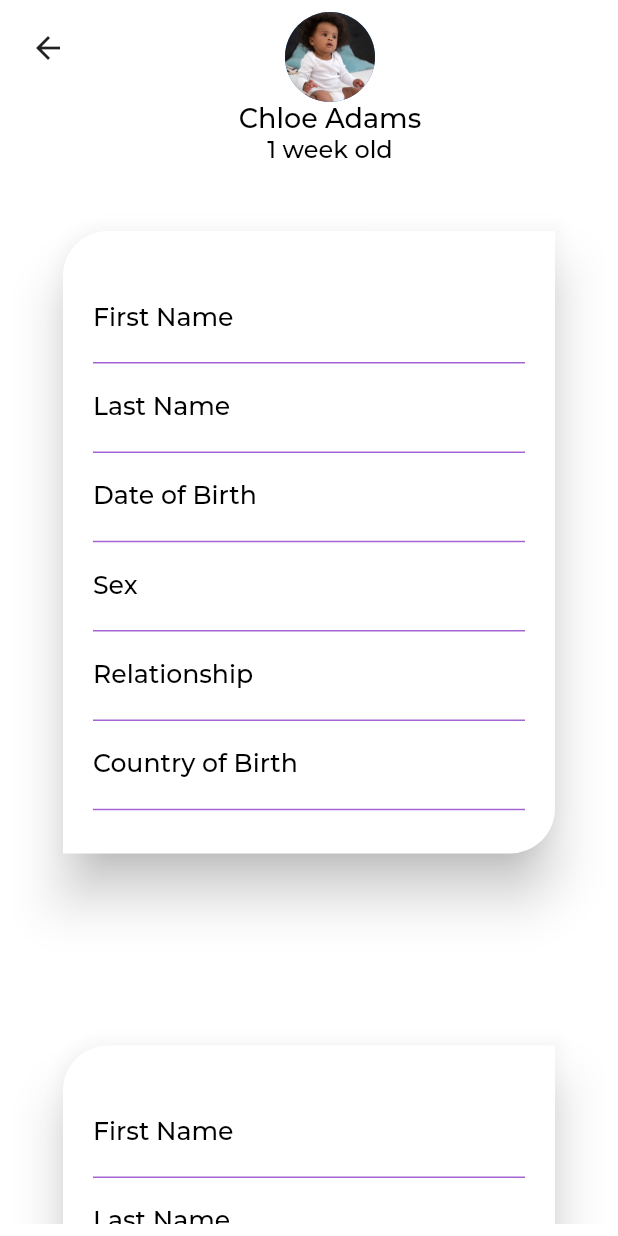
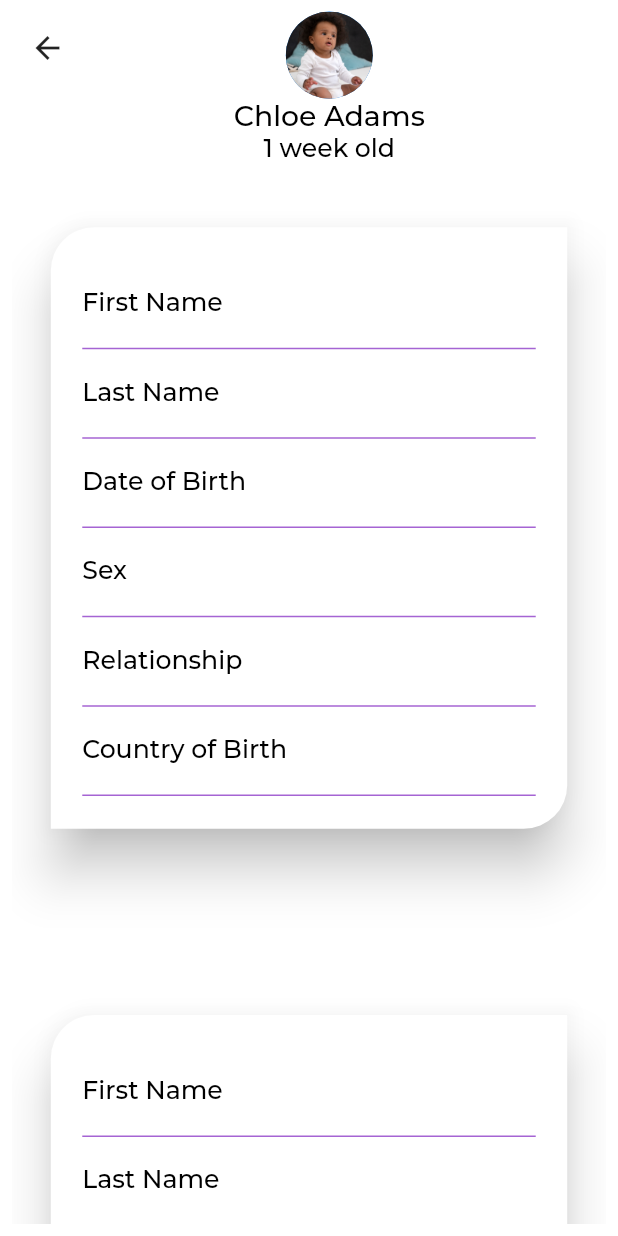
Before and after one commit to MaxTrent/immune_africa, a Flutter app: the AddVaccines screen opened directly, on a phone screen of 412 x 824 dp. Run offline on Flutter 3.47's test engine with Material 2 defaults, Android fonts, the phone set to English and light mode, and no system bars; our stand-ins replace cloud_firestore, country_picker, csc_picker, dotted_border, firebase_auth, firebase_core and 8 more; missing offline and left inert: firebase_app_check; accounts and stored records are empty.

Commit message:
change screen dimension

```diff
--- a/lib/screens/add_vaccines.dart
+++ b/lib/screens/add_vaccines.dart
@@ -1,4 +1,5 @@
 import 'package:flutter/material.dart';
+import 'package:flutter_screenutil/flutter_screenutil.dart';
 import 'package:flutter_svg/flutter_svg.dart';
 
 import '../Widgets/widgets.dart';
@@ -13,7 +14,7 @@ class AddVaccines extends StatelessWidget {
       resizeToAvoidBottomInset: false,
       body: SafeArea(
         child: Padding(
-          padding: const EdgeInsets.all(8.0),
+          padding: EdgeInsets.all(8.0.r),
           child: Column(
             children: [
               Row(
@@ -23,16 +24,16 @@ class AddVaccines extends StatelessWidget {
                   IconButton(icon: const Icon(Icons.arrow_back), onPressed: (){Navigator.of(context).pop();},),
                   Column(crossAxisAlignment: CrossAxisAlignment.center,
                     children: [
-                      const CircleAvatar(backgroundImage: AssetImage('assets/baby2.png'), radius: 30,),
-                      Text('Chloe Adams', style: Theme.of(context).textTheme.headline1!.copyWith(color: Colors.black, fontSize: 18),),
-                      Text('1 week old', style: Theme.of(context).textTheme.headline1!.copyWith(color: Colors.black, fontSize: 16),),
+                      CircleAvatar(backgroundImage: AssetImage('assets/baby2.png'), radius: 30.r,),
+                      Text('Chloe Adams', style: Theme.of(context).textTheme.headline1!.copyWith(color: Colors.black, fontSize: 18.sp),),
+                      Text('1 week old', style: Theme.of(context).textTheme.headline1!.copyWith(color: Colors.black, fontSize: 16.sp),),
 
                     ],
                   ),
-                  const SizedBox(width: 20,),
+                  SizedBox(width: 20.w,),
                 ],
               ),
-              const SizedBox(height: 10,),
+              SizedBox(height: 10.h,),
 
               Expanded(
                 child: SingleChildScrollView(
@@ -44,20 +45,20 @@ class AddVaccines extends StatelessWidget {
                             // mainAxisAlignment: MainAxisAlignment.center,
                             crossAxisAlignment: CrossAxisAlignment.start,
                             children: [
-                              const SizedBox(height: 30,),
+                              SizedBox(height: 30.h,),
                               SizedBox(
-                                height: 423,
-                                width: 336,
+                                height: 423.h,
+                                width: 336.w,
                                 child: Card(
-                                  shape: const RoundedRectangleBorder(
+                                  shape: RoundedRectangleBorder(
                                       borderRadius: BorderRadius.only(
-                                          topLeft: Radius.circular(30),
-                                          bottomRight: Radius.circular(30)
+                                          topLeft: Radius.circular(30.r),
+                                          bottomRight: Radius.circular(30.r)
                                       )
                                   ),
                                   elevation: 15,
                                   child: Padding(
-                                    padding: const EdgeInsets.symmetric(horizontal: 20),
+                                    padding: EdgeInsets.symmetric(horizontal: 20.w),
                                     child: Column(
                                       mainAxisAlignment: MainAxisAlignment.center,
                                       children: [
@@ -66,7 +67,24 @@ class AddVaccines extends StatelessWidget {
                                               .onUserInteraction,
                                           controller: TextEditingController(),
                                           decoration: InputDecoration(
-                                            label: const Text('First Name'),
+                                            label: Text('First Name'),
+                                            labelStyle: Theme
+                                                .of(context)
+                                                .textTheme
+                                                .headline1!
+                                                .copyWith(color: Colors.black),
+                                            enabledBorder: UnderlineInputBorder(
+                                              borderSide: BorderSide(
+                                                color: primaryAppColor,
+                                              ),
+                                            ),
+                                          ),),
+                                        TextFormField(keyboardType: TextInputType.name,
+                                          autovalidateMode: AutovalidateMode
+                                              .onUserInteraction,
+                                          controller: TextEditingController(),
+                                          decoration: InputDecoration(
+                                            label: Text('Last Name'),
                                             labelStyle: Theme
                                                 .of(context)
                                                 .textTheme
@@ -83,7 +101,7 @@ class AddVaccines extends StatelessWidget {
                                               .onUserInteraction,
                                           controller: TextEditingController(),
                                           decoration: InputDecoration(
-                                            label: const Text('Last Name'),
+                                            label: Text('Date of Birth'),
                                             labelStyle: Theme
                                                 .of(context)
                                                 .textTheme
@@ -100,7 +118,7 @@ class AddVaccines extends StatelessWidget {
                                               .onUserInteraction,
                                           controller: TextEditingController(),
                                           decoration: InputDecoration(
-                                            label: const Text('Date of Birth'),
+                                            labelText: 'Sex',
                                             labelStyle: Theme
                                                 .of(context)
                                                 .textTheme
@@ -117,7 +135,7 @@ class AddVaccines extends StatelessWidget {
                                               .onUserInteraction,
                                           controller: TextEditingController(),
                                           decoration: InputDecoration(
-                                            label: const Text('Sex'),
+                                            labelText: 'Relationship',
                                             labelStyle: Theme
                                                 .of(context)
                                                 .textTheme
@@ -134,7 +152,137 @@ class AddVaccines extends StatelessWidget {
                                               .onUserInteraction,
                                           controller: TextEditingController(),
                                           decoration: InputDecoration(
-                                            label: const Text('Relationship'),
+                                            labelText: 'Country of Birth',
+                                            labelStyle: Theme
+                                                .of(context)
+                                                .textTheme
+                                                .headline1!
+                                                .copyWith(color: Colors.black),
+                                            enabledBorder: const UnderlineInputBorder(
+                                              borderSide: BorderSide(
+                                                color: primaryAppColor,
+                                              ),
+                                            ),
+                                          ),),
+                                      ],
+                                    ),
+                                  ),
+                                ),
+                              ),
+                              SizedBox(height: 70.h,),
+                              // SizedBox(
+                              //     width: 317,
+                              //     height: 52,
+                              //     child: AppButton(onPressed: () {
+                              //       _controller.nextPage(duration: const Duration(
+                              //           milliseconds: 500),
+                              //         curve: Curves.ease,);
+                              //     },
+                              //         btnText: 'Next',
+                              //         btnBackgroundColor: primaryAppColor,
+                              //         btnTextColor: Colors.white))
+                            ],
+                          ),
+                        ),
+                      ),
+                      SizedBox(height: 20.h,),
+                      Form(
+                        child: Center(
+                          child: Column(
+                            // mainAxisAlignment: MainAxisAlignment.center,
+                            crossAxisAlignment: CrossAxisAlignment.start,
+                            children: [
+                              SizedBox(height: 30.h,),
+                              SizedBox(
+                                height: 423.h,
+                                width: 336.w,
+                                child: Card(
+                                  shape: RoundedRectangleBorder(
+                                      borderRadius: BorderRadius.only(
+                                          topLeft: Radius.circular(30.r),
+                                          bottomRight: Radius.circular(30.r)
+                                      )
+                                  ),
+                                  elevation: 15,
+                                  child: Padding(
+                                    padding: EdgeInsets.symmetric(horizontal: 20.w),
+                                    child: Column(
+                                      mainAxisAlignment: MainAxisAlignment.center,
+                                      children: [
+                                        TextFormField(keyboardType: TextInputType.name,
+                                          autovalidateMode: AutovalidateMode
+                                              .onUserInteraction,
+                                          controller: TextEditingController(),
+                                          decoration: InputDecoration(
+                                            labelText: 'First Name',
+                                            labelStyle: Theme
+                                                .of(context)
+                                                .textTheme
+                                                .headline1!
+                                                .copyWith(color: Colors.black),
+                                            enabledBorder: const UnderlineInputBorder(
+                                              borderSide: BorderSide(
+                                                color: primaryAppColor,
+                                              ),
+                                            ),
+                                          ),),
+                                        TextFormField(keyboardType: TextInputType.name,
+                                          autovalidateMode: AutovalidateMode
+                                              .onUserInteraction,
+                                          controller: TextEditingController(),
+                                          decoration: InputDecoration(
+                                            labelText: 'Last Name',
+                                            labelStyle: Theme
+                                                .of(context)
+                                                .textTheme
+                                                .headline1!
+                                                .copyWith(color: Colors.black),
+                                            enabledBorder: const UnderlineInputBorder(
+                                              borderSide: BorderSide(
+                                                color: primaryAppColor,
+                                              ),
+                                            ),
+                                          ),),
+                                        TextFormField(keyboardType: TextInputType.name,
+                                          autovalidateMode: AutovalidateMode
+                                              .onUserInteraction,
+                                          controller: TextEditingController(),
+                                          decoration: InputDecoration(
+                                            labelText: 'Date of Birth',
+                                            labelStyle: Theme
+                                                .of(context)
+                                                .textTheme
+                                                .headline1!
+                                                .copyWith(color: Colors.black),
+                                            enabledBorder: const UnderlineInputBorder(
+                                              borderSide: BorderSide(
+                                                color: primaryAppColor,
+                                              ),
+                                            ),
+                                          ),),
+                                        TextFormField(keyboardType: TextInputType.name,
+                                          autovalidateMode: AutovalidateMode
+                                              .onUserInteraction,
+                                          controller: TextEditingController(),
+                                          decoration: InputDecoration(
+                                            labelText: 'Sex',
+                                            labelStyle: Theme
+                                                .of(context)
+                                                .textTheme
+                                                .headline1!
+                                                .copyWith(color: Colors.black),
+                                            enabledBorder: const UnderlineInputBorder(
+                                              borderSide: BorderSide(
+                                                color: primaryAppColor,
+                                              ),
+                                            ),
+                                          ),),
+                                        TextFormField(keyboardType: TextInputType.name,
+                                          autovalidateMode: AutovalidateMode
+                                              .onUserInteraction,
+                                          controller: TextEditingController(),
+                                          decoration: InputDecoration(
+                                            labelText: 'Relationship',
                                             labelStyle: Theme
                                                 .of(context)
                                                 .textTheme
@@ -168,154 +316,7 @@ class AddVaccines extends StatelessWidget {
                                   ),
                                 ),
                               ),
-                              const SizedBox(height: 70,),
-                              // SizedBox(
-                              //     width: 317,
-                              //     height: 52,
-                              //     child: AppButton(onPressed: () {
-                              //       _controller.nextPage(duration: const Duration(
-                              //           milliseconds: 500),
-                              //         curve: Curves.ease,);
-                              //     },
-                              //         btnText: 'Next',
-                              //         btnBackgroundColor: primaryAppColor,
-                              //         btnTextColor: Colors.white))
-                            ],
-                          ),
-                        ),
-                      ),
-                      const SizedBox(height: 20,),
-                      Form(
-                        child: Center(
-                          child: Column(
-                            // mainAxisAlignment: MainAxisAlignment.center,
-                            crossAxisAlignment: CrossAxisAlignment.start,
-                            children: [
-                              const SizedBox(height: 30,),
-                              SizedBox(
-                                height: 423,
-                                width: 336,
-                                child: Card(
-                                  shape: const RoundedRectangleBorder(
-                                      borderRadius: BorderRadius.only(
-                                          topLeft: Radius.circular(30),
-                                          bottomRight: Radius.circular(30)
-                                      )
-                                  ),
-                                  elevation: 15,
-                                  child: Padding(
-                                    padding: const EdgeInsets.symmetric(horizontal: 20),
-                                    child: Column(
-                                      mainAxisAlignment: MainAxisAlignment.center,
-                                      children: [
-                                        TextFormField(keyboardType: TextInputType.name,
-                                          autovalidateMode: AutovalidateMode
-                                              .onUserInteraction,
-                                          controller: TextEditingController(),
-                                          decoration: InputDecoration(
-                                            label: const Text('First Name'),
-                                            labelStyle: Theme
-                                                .of(context)
-                                                .textTheme
-                                                .headline1!
-                                                .copyWith(color: Colors.black),
-                                            enabledBorder: const UnderlineInputBorder(
-                                              borderSide: BorderSide(
-                                                color: primaryAppColor,
-                                              ),
-                                            ),
-                                          ),),
-                                        TextFormField(keyboardType: TextInputType.name,
-                                          autovalidateMode: AutovalidateMode
-                                              .onUserInteraction,
-                                          controller: TextEditingController(),
-                                          decoration: InputDecoration(
-                                            label: const Text('Last Name'),
-                                            labelStyle: Theme
-                                                .of(context)
-                                                .textTheme
-                                                .headline1!
-                                                .copyWith(color: Colors.black),
-                                            enabledBorder: const UnderlineInputBorder(
-                                              borderSide: BorderSide(
-                                                color: primaryAppColor,
-                                              ),
-                                            ),
-                                          ),),
-                                        TextFormField(keyboardType: TextInputType.name,
-                                          autovalidateMode: AutovalidateMode
-                                              .onUserInteraction,
-                                          controller: TextEditingController(),
-                                          decoration: InputDecoration(
-                                            label: const Text('Date of Birth'),
-                                            labelStyle: Theme
-                                                .of(context)
-                                                .textTheme
-                                                .headline1!
-                                                .copyWith(color: Colors.black),
-                                            enabledBorder: const UnderlineInputBorder(
-                                              borderSide: BorderSide(
-                                                color: primaryAppColor,
-                                              ),
-                                            ),
-                                          ),),
-                                        TextFormField(keyboardType: TextInputType.name,
-                                          autovalidateMode: AutovalidateMode
-                                              .onUserInteraction,
-                                          controller: TextEditingController(),
-                                          decoration: InputDecoration(
-                                            label: const Text('Sex'),
-                                            labelStyle: Theme
-                                                .of(context)
-                                                .textTheme
-                                                .headline1!
-                                                .copyWith(color: Colors.black),
-                                            enabledBorder: const UnderlineInputBorder(
-                                              borderSide: BorderSide(
-                                                color: primaryAppColor,
-                                              ),
-                                            ),
-                                          ),),
-                                        TextFormField(keyboardType: TextInputType.name,
-                                          autovalidateMode: AutovalidateMode
-                                              .onUserInteraction,
-                                          controller: TextEditingController(),
-                                          decoration: InputDecoration(
-                                            label: const Text('Relationship'),
-                                            labelStyle: Theme
-                                                .of(context)
-                                                .textTheme
-                                                .headline1!
-                                                .copyWith(color: Colors.black),
-                                            enabledBorder: const UnderlineInputBorder(
-                                              borderSide: BorderSide(
-                                                color: primaryAppColor,
-                                              ),
-                                            ),
-                                          ),),
-                                        TextFormField(keyboardType: TextInputType.name,
-                                          autovalidateMode: AutovalidateMode
-                                              .onUserInteraction,
-                                          controller: TextEditingController(),
-                                          decoration: InputDecoration(
-                                            label: const Text('Country of Birth'),
-                                            labelStyle: Theme
-                                                .of(context)
-                                                .textTheme
-                                                .headline1!
-                                                .copyWith(color: Colors.black),
-                                            enabledBorder: const UnderlineInputBorder(
-                                              borderSide: BorderSide(
-                                                color: primaryAppColor,
-                                              ),
-                                            ),
-                                          ),),
-                                      ],
-                                    ),
-                                  ),
-                                ),
-                              ),
-                              const SizedBox(height: 70,),
+                              SizedBox(height: 70.h,),
                               // SizedBox(
                               //     width: 317,
                               //     height: 52,
```
Also changed, not shown: lib/screens/choose_language.dart (+14 -14 lines), lib/screens/country_choice.dart (+19 -18 lines), lib/screens/news_articles.dart (+9 -8 lines).
